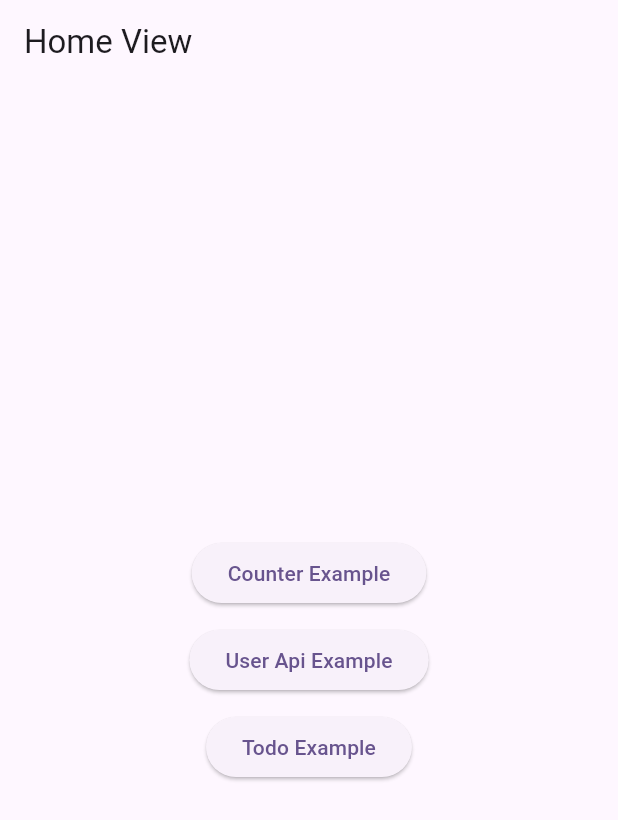
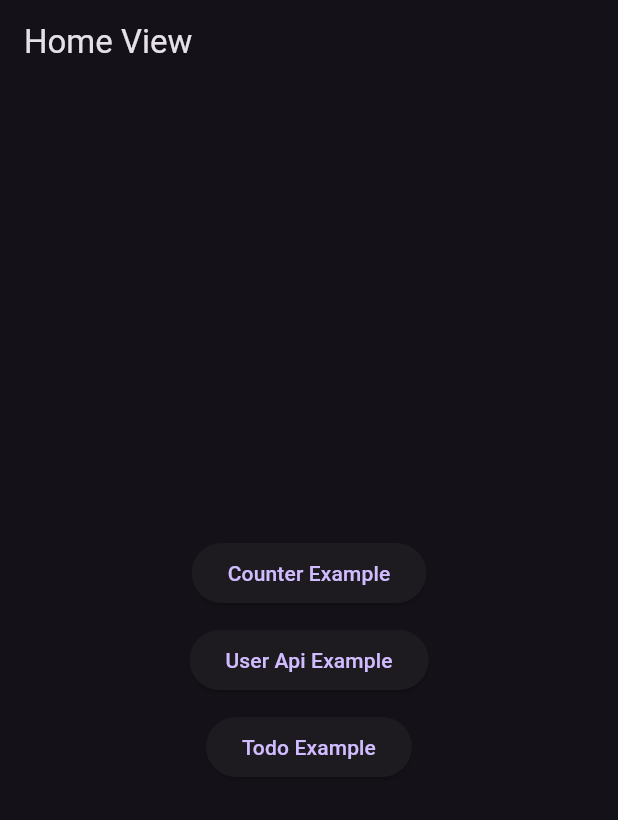
Before and after one commit to rashidjatoi/architecture_for_begineers, a Flutter app: the screen it shows after launch, on a phone screen of 412 x 824 dp. Shown: the top 820 px of the screen. Run offline on Flutter 3.47's test engine with Material 3 defaults, Android fonts, the phone set to English and light mode, and no system bars; our stand-ins replace dartz, equatable, flutter_bloc, get_it.

Commit message:
added dark mode for me redability

```diff
--- a/lib/main.dart
+++ b/lib/main.dart
@@ -34,12 +34,8 @@ class MyApp extends StatelessWidget {
       ],
       child: MaterialApp(
         title: 'Flutter Demo',
-        theme: ThemeData(
-          colorScheme: ColorScheme.fromSeed(
-            seedColor: Colors.deepPurple,
-          ),
-          useMaterial3: true,
-        ),
+        themeMode: ThemeMode.dark,
+        darkTheme: ThemeData.dark(),
         home: const HomeView(),
       ),
     );
```
